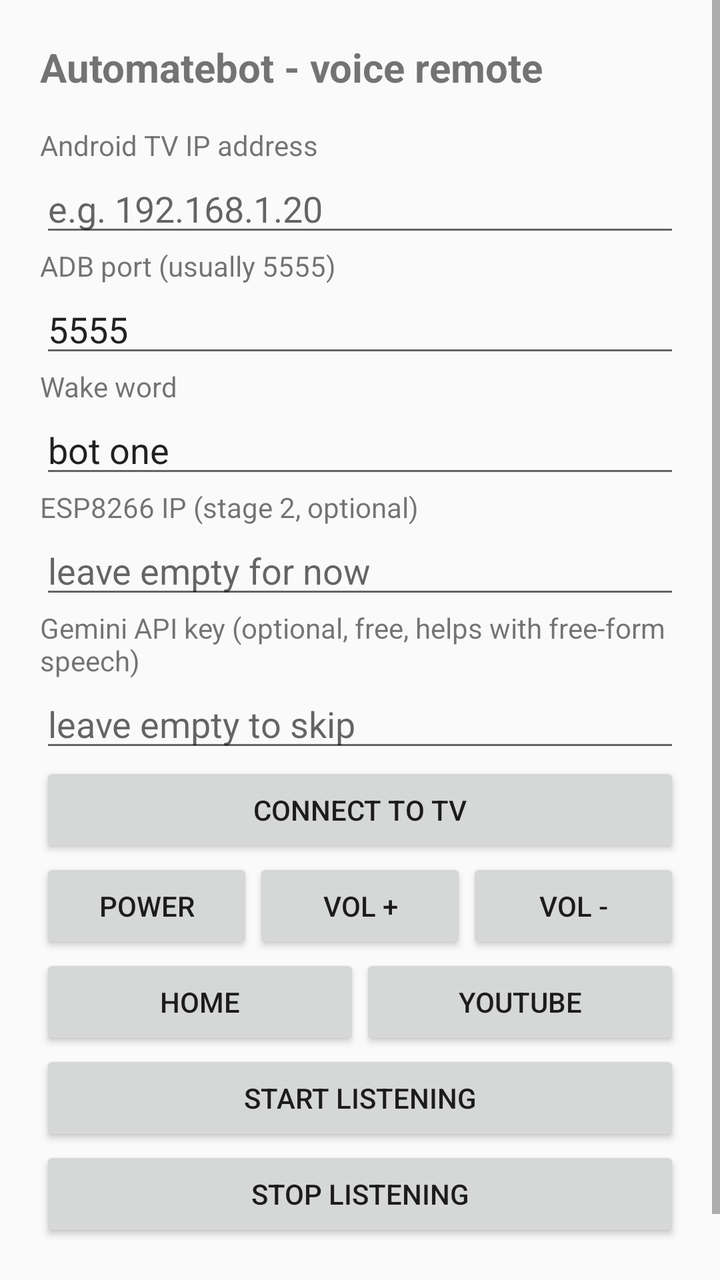
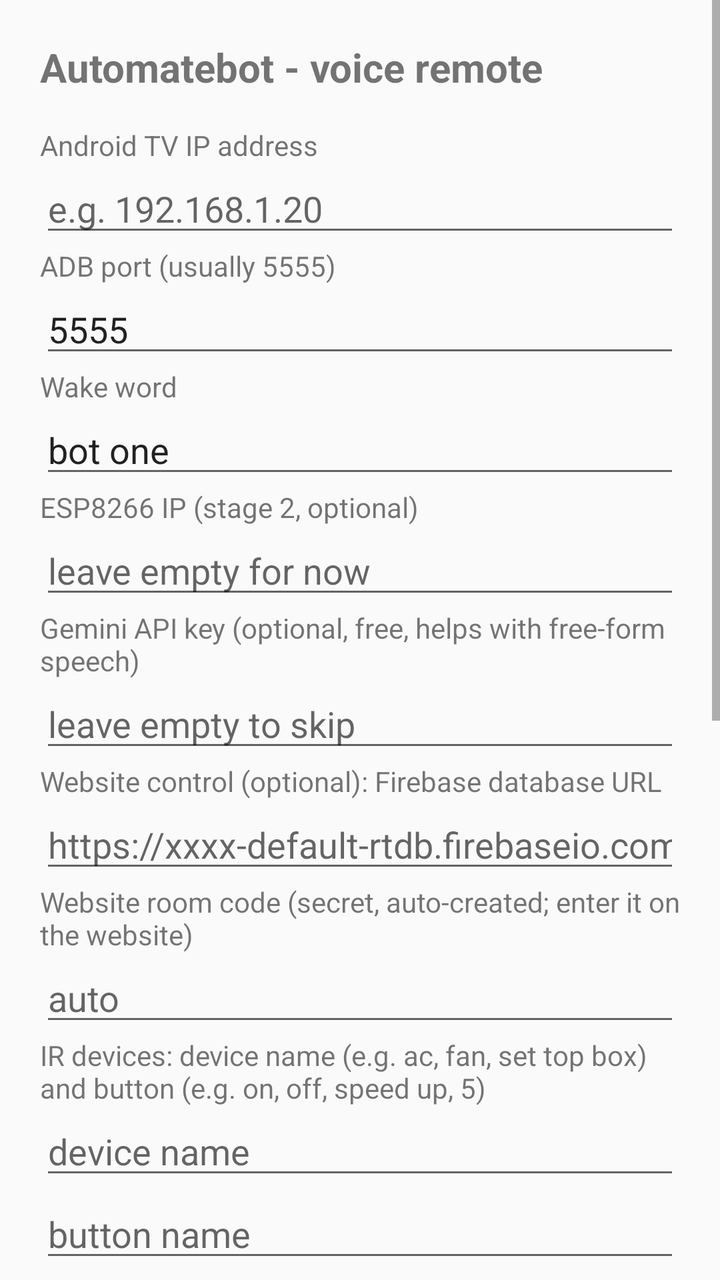

Screens rendered from an Android XML layout before and after an edit, with the pre-edit source and the edit as a unified diff.
<!-- AndroidManifest.xml: application theme android:Theme.Material.Light.NoActionBar -->
<!-- res/layout/activity_main.xml -->
<?xml version="1.0" encoding="utf-8"?>
<ScrollView xmlns:android="http://schemas.android.com/apk/res/android"
    android:id="@+id/scroll"
    android:layout_width="match_parent"
    android:layout_height="match_parent"
    android:fillViewport="true">

    <LinearLayout
        android:layout_width="match_parent"
        android:layout_height="wrap_content"
        android:orientation="vertical"
        android:padding="20dp">

        <TextView
            android:layout_width="match_parent"
            android:layout_height="wrap_content"
            android:text="Automatebot - voice remote"
            android:textSize="20sp"
            android:textStyle="bold"
            android:paddingBottom="16dp" />

        <TextView
            android:layout_width="match_parent"
            android:layout_height="wrap_content"
            android:text="Android TV IP address" />

        <EditText
            android:id="@+id/ipEdit"
            android:layout_width="match_parent"
            android:layout_height="wrap_content"
            android:hint="e.g. 192.168.1.20"
            android:inputType="text|textNoSuggestions" />

        <TextView
            android:layout_width="match_parent"
            android:layout_height="wrap_content"
            android:text="ADB port (usually 5555)" />

        <EditText
            android:id="@+id/portEdit"
            android:layout_width="match_parent"
            android:layout_height="wrap_content"
            android:text="5555"
            android:inputType="number" />

        <TextView
            android:layout_width="match_parent"
            android:layout_height="wrap_content"
            android:text="Wake word" />

        <EditText
            android:id="@+id/wakeEdit"
            android:layout_width="match_parent"
            android:layout_height="wrap_content"
            android:text="bot one"
            android:inputType="text|textNoSuggestions" />

        <TextView
            android:layout_width="match_parent"
            android:layout_height="wrap_content"
            android:text="ESP8266 IP (stage 2, optional)" />

        <EditText
            android:id="@+id/esp32Edit"
            android:layout_width="match_parent"
            android:layout_height="wrap_content"
            android:hint="leave empty for now"
            android:inputType="text|textNoSuggestions" />

        <TextView
            android:layout_width="match_parent"
            android:layout_height="wrap_content"
            android:text="Gemini API key (optional, free, helps with free-form speech)" />

        <EditText
            android:id="@+id/geminiEdit"
            android:layout_width="match_parent"
            android:layout_height="wrap_content"
            android:hint="leave empty to skip"
            android:inputType="text|textNoSuggestions" />

        <Button
            android:id="@+id/connectBtn"
            android:layout_width="match_parent"
            android:layout_height="wrap_content"
            android:text="Connect to TV" />

        <LinearLayout
            android:layout_width="match_parent"
            android:layout_height="wrap_content"
            android:orientation="horizontal">

            <Button
                android:id="@+id/powerBtn"
                android:layout_width="0dp"
                android:layout_height="wrap_content"
                android:layout_weight="1"
                android:text="Power" />

            <Button
                android:id="@+id/volUpBtn"
                android:layout_width="0dp"
                android:layout_height="wrap_content"
                android:layout_weight="1"
                android:text="Vol +" />

            <Button
                android:id="@+id/volDownBtn"
                android:layout_width="0dp"
                android:layout_height="wrap_content"
                android:layout_weight="1"
                android:text="Vol -" />
        </LinearLayout>

        <LinearLayout
            android:layout_width="match_parent"
            android:layout_height="wrap_content"
            android:orientation="horizontal">

            <Button
                android:id="@+id/homeBtn"
                android:layout_width="0dp"
                android:layout_height="wrap_content"
                android:layout_weight="1"
                android:text="Home" />

            <Button
                android:id="@+id/youtubeBtn"
                android:layout_width="0dp"
                android:layout_height="wrap_content"
                android:layout_weight="1"
                android:text="YouTube" />
        </LinearLayout>

        <Button
            android:id="@+id/startBtn"
            android:layout_width="match_parent"
            android:layout_height="wrap_content"
            android:text="Start listening" />

        <Button
            android:id="@+id/stopBtn"
            android:layout_width="match_parent"
            android:layout_height="wrap_content"
            android:text="Stop listening" />

        <TextView
            android:id="@+id/statusView"
            android:layout_width="match_parent"
            android:layout_height="wrap_content"
            android:paddingTop="16dp"
            android:textSize="13sp"
            android:typeface="monospace" />
    </LinearLayout>
</ScrollView>
<!-- resources referenced by this layout -->
<resources>

</resources>

<!-- the commit's change to res/layout/activity_main.xml (unified diff, before → after) -->
@@ -79,6 +79,73 @@
             android:hint="leave empty to skip"
             android:inputType="text|textNoSuggestions" />
 
+        <TextView
+            android:layout_width="match_parent"
+            android:layout_height="wrap_content"
+            android:text="Website control (optional): Firebase database URL" />
+
+        <EditText
+            android:id="@+id/dbEdit"
+            android:layout_width="match_parent"
+            android:layout_height="wrap_content"
+            android:hint="https://xxxx-default-rtdb.firebaseio.com"
+            android:inputType="text|textNoSuggestions" />
+
+        <TextView
+            android:layout_width="match_parent"
+            android:layout_height="wrap_content"
+            android:text="Website room code (secret, auto-created; enter it on the website)" />
+
+        <EditText
+            android:id="@+id/roomEdit"
+            android:layout_width="match_parent"
+            android:layout_height="wrap_content"
+            android:hint="auto"
+            android:inputType="text|textNoSuggestions" />
+
+        <TextView
+            android:layout_width="match_parent"
+            android:layout_height="wrap_content"
+            android:text="IR devices: device name (e.g. ac, fan, set top box) and button (e.g. on, off, speed up, 5)" />
+
+        <EditText
+            android:id="@+id/devEdit"
+            android:layout_width="match_parent"
+            android:layout_height="wrap_content"
+            android:hint="device name"
+            android:inputType="text|textNoSuggestions" />
+
+        <EditText
+            android:id="@+id/btnEdit"
+            android:layout_width="match_parent"
+            android:layout_height="wrap_content"
+            android:hint="button name"
+            android:inputType="text|textNoSuggestions" />
+
+        <Button
+            android:id="@+id/learnBtn"
+            android:layout_width="match_parent"
+            android:layout_height="wrap_content"
+            android:text="Learn button (point remote at ESP8266 receiver)" />
+
+        <Button
+            android:id="@+id/testBtn"
+            android:layout_width="match_parent"
+            android:layout_height="wrap_content"
+            android:text="Test button" />
+
+        <Button
+            android:id="@+id/delBtn"
+            android:layout_width="match_parent"
+            android:layout_height="wrap_content"
+            android:text="Delete button (leave button empty to delete device)" />
+
+        <Button
+            android:id="@+id/listBtn"
+            android:layout_width="match_parent"
+            android:layout_height="wrap_content"
+            android:text="List learned devices" />
+
         <Button
             android:id="@+id/connectBtn"
             android:layout_width="match_parent"
